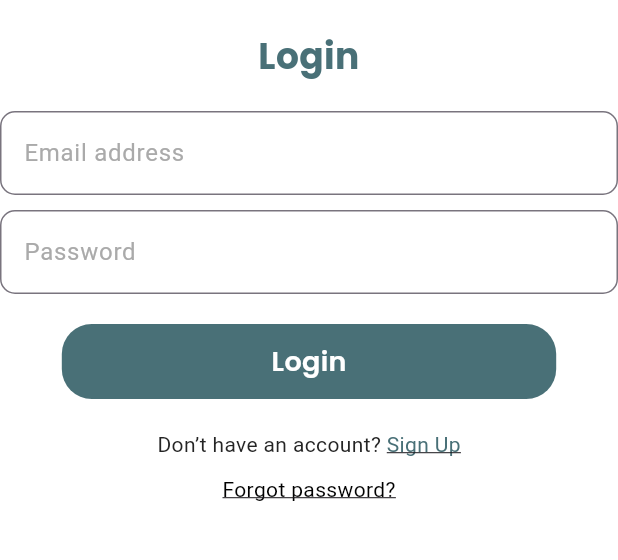
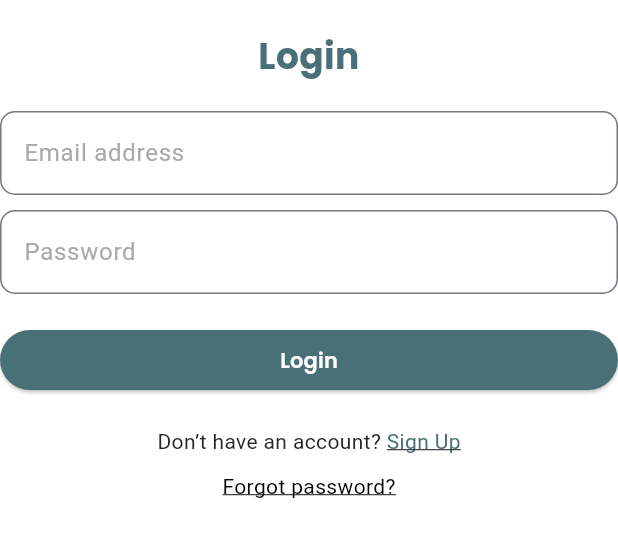
Before and after one commit to veskicha/MindfulStudent, a Flutter app: the screen it shows after launch, after a tap on "Login", on a phone screen of 412 x 824 dp, the part 369-929 px from its top. Run offline on Flutter 3.47's test engine with Material 3 defaults, Android fonts, the phone set to English and light mode, and no system bars; our stand-ins replace supabase_flutter, syncfusion_flutter_charts, toastification; accounts and stored records are empty; network calls fail.

Commit message:
fix(front-end): Better buttons

```diff
--- a/MindfulStudent/lib/screens/auth/login_screen.dart
+++ b/MindfulStudent/lib/screens/auth/login_screen.dart
@@ -2,6 +2,7 @@ import 'package:flutter/gestures.dart';
 import 'package:flutter/material.dart';
 import 'package:mindfulstudent/backend/auth.dart';
 import 'package:mindfulstudent/util.dart';
+import 'package:mindfulstudent/widgets/button.dart';
 import 'package:mindfulstudent/widgets/text_line_field.dart';
 import 'package:supabase_flutter/supabase_flutter.dart';
 
@@ -20,11 +21,11 @@ class LoginScreenState extends State<LoginScreen> {
   final TextLineField passwordField =
       TextLineField("Password", obscureText: true);
 
-  void login() {
+  Future<void> login() {
     final email = emailField.getText();
     final password = passwordField.getText();
 
-    Auth.login(email, password).then((_) {
+    return Auth.login(email, password).then((_) {
       Navigator.of(context).pushReplacement(
           MaterialPageRoute(builder: (context) => const HomeScreen()));
     }).catchError((e) {
@@ -78,28 +79,7 @@ class LoginScreenState extends State<LoginScreen> {
               const SizedBox(height: 10),
               passwordField,
               const SizedBox(height: 20),
-              GestureDetector(
-                onTap: login,
-                child: Container(
-                  width: MediaQuery.of(context).size.width * 0.8,
-                  height: 50,
-                  decoration: BoxDecoration(
-                    color: const Color(0xFF497077),
-                    borderRadius: BorderRadius.circular(20),
-                  ),
-                  child: const Center(
-                    child: Text(
-                      'Login',
-                      style: TextStyle(
-                        color: Colors.white,
-                        fontSize: 18,
-                        fontFamily: 'Poppins',
-                        fontWeight: FontWeight.w600,
-                      ),
-                    ),
-                  ),
-                ),
-              ),
+              Button('Login', onPressed: login),
               const SizedBox(height: 20),
               Text.rich(
                 TextSpan(
--- /dev/null
+++ b/MindfulStudent/lib/widgets/button.dart
@@ -0,0 +1,75 @@
+import 'package:flutter/material.dart';
+
+enum ButtonTheme {
+  regular(0xFF497077);
+
+  final int _colorValue;
+
+  const ButtonTheme(this._colorValue);
+
+  Color get color {
+    return Color(_colorValue);
+  }
+
+  get disabledColor {
+    color.withOpacity(0.9);
+  }
+}
+
+class Button extends StatefulWidget {
+  final String text;
+  final Future<void> Function() onPressed;
+  final ButtonTheme theme;
+
+  const Button(this.text,
+      {required this.onPressed, this.theme = ButtonTheme.regular, super.key});
+
+  @override
+  ButtonState createState() => ButtonState();
+}
+
+class ButtonState extends State<Button> {
+  bool _isEnabled = true;
+
+  void _setButtonEnabled(bool state) {
+    setState(() {
+      _isEnabled = state;
+    });
+  }
+
+  void _onButtonPress() {
+    _setButtonEnabled(false);
+
+    widget.onPressed().then((_) {
+      _setButtonEnabled(true);
+    }).catchError((e) {
+      _setButtonEnabled(true);
+      throw e;
+    });
+  }
+
+  @override
+  Widget build(BuildContext context) {
+    return SizedBox(
+      width: double.infinity,
+      child: ElevatedButton(
+        onPressed: _isEnabled ? _onButtonPress : null,
+        style: ElevatedButton.styleFrom(
+          backgroundColor: widget.theme.color,
+          disabledBackgroundColor: widget.theme.disabledColor,
+          shape: RoundedRectangleBorder(
+            borderRadius: BorderRadius.circular(30),
+          ),
+        ),
+        child: Text(
+          widget.text,
+          style: const TextStyle(
+            color: Colors.white,
+            fontFamily: 'Poppins',
+            fontWeight: FontWeight.w600,
+          ),
+        ),
+      ),
+    );
+  }
+}
```
Also changed, not shown: MindfulStudent/lib/screens/auth/signup_screen.dart (+4 -25 lines), MindfulStudent/lib/screens/home/profile_edit_screen.dart (+4 -10 lines), MindfulStudent/lib/screens/home/profile_screen.dart (+15 -17 lines).
